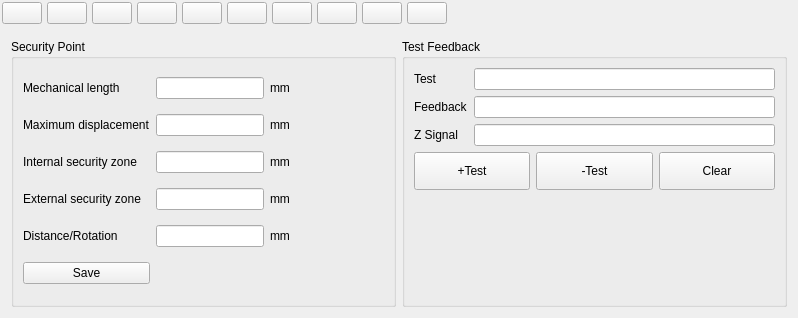
First picture: the form in hcsettings/icmachinestructpage.ui, repository GaussCheng/2-5AxisPunch, before the edit.
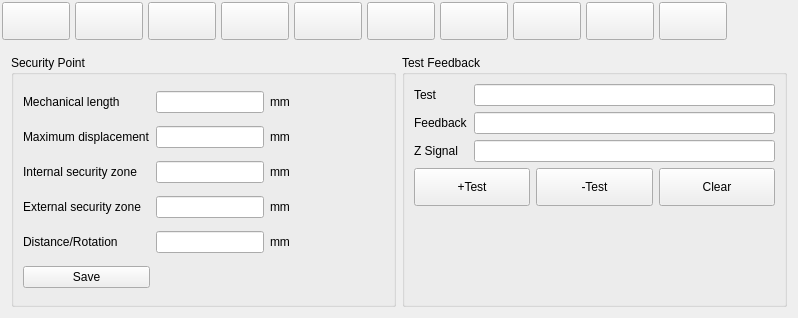
Second picture: the form after the edit. Custom widgets are drawn as their Qt base class.

Diff of the .ui file:
```diff
--- a/hcsettings/icmachinestructpage.ui
+++ b/hcsettings/icmachinestructpage.ui
@@ -24,6 +24,10 @@
      </property>
      <item>
       <widget class="QPushButton" name="axisXToolButton">
+       <property name="styleSheet">
+        <string notr="true">width:60px ;
+height:30px;</string>
+       </property>
        <property name="text">
         <string/>
        </property>
@@ -37,6 +41,10 @@
      </item>
      <item>
       <widget class="QPushButton" name="axisYToolButton">
+       <property name="styleSheet">
+        <string notr="true">width:60px ;
+height:30px;</string>
+       </property>
        <property name="text">
         <string/>
        </property>
@@ -50,6 +58,10 @@
      </item>
      <item>
       <widget class="QPushButton" name="axisZToolButton">
+       <property name="styleSheet">
+        <string notr="true">width:60px ;
+height:30px;</string>
+       </property>
        <property name="text">
         <string/>
        </property>
@@ -63,6 +75,10 @@
      </item>
      <item>
       <widget class="QPushButton" name="axisPToolButton">
+       <property name="styleSheet">
+        <string notr="true">width:60px ;
+height:30px;</string>
+       </property>
        <property name="text">
         <string/>
        </property>
@@ -76,6 +92,10 @@
      </item>
      <item>
       <widget class="QPushButton" name="axisQToolButton">
+       <property name="styleSheet">
+        <string notr="true">width:60px ;
+height:30px;</string>
+       </property>
        <property name="text">
         <string/>
        </property>
@@ -89,6 +109,10 @@
      </item>
      <item>
       <widget class="QPushButton" name="axisAToolButton">
+       <property name="styleSheet">
+        <string notr="true">width:60px ;
+height:30px;</string>
+       </property>
        <property name="text">
         <string/>
        </property>
@@ -102,6 +126,10 @@
      </item>
      <item>
       <widget class="QPushButton" name="axisBToolButton">
+       <property name="styleSheet">
+        <string notr="true">width:60px ;
+height:30px;</string>
+       </property>
        <property name="text">
         <string/>
        </property>
@@ -115,6 +143,10 @@
      </item>
      <item>
       <widget class="QPushButton" name="axisCToolButton">
+       <property name="styleSheet">
+        <string notr="true">width:60px ;
+height:30px;</string>
+       </property>
        <property name="text">
         <string/>
        </property>
@@ -128,6 +160,10 @@
      </item>
      <item>
       <widget class="QPushButton" name="structDefButton">
+       <property name="styleSheet">
+        <string notr="true">width:60px ;
+height:30px;</string>
+       </property>
        <property name="text">
         <string/>
        </property>
@@ -141,6 +177,10 @@
      </item>
      <item>
       <widget class="QPushButton" name="timeLimitButton">
+       <property name="styleSheet">
+        <string notr="true">width:60px ;
+height:30px;</string>
+       </property>
        <property name="text">
         <string/>
        </property>
```
